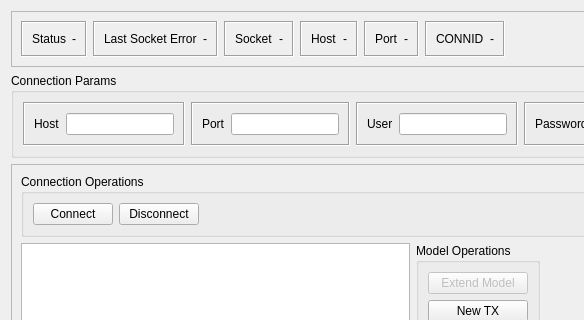
richter82/vulgaris, file toolkit/vlg_toolkit_connection.ui: the form before one commit; both pictures show x 0 to 584 and y 0 to 320 of the 949 by 555 pixel window.
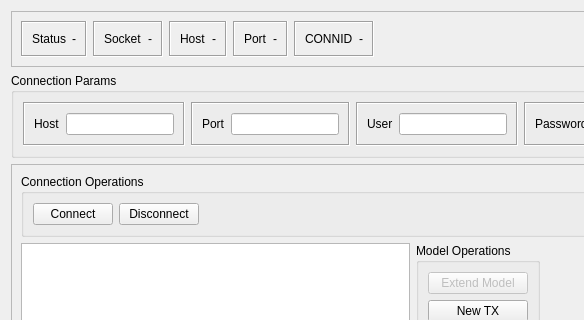
The form after the commit. Icons and pictures are not drawn.

```diff
--- a/toolkit/vlg_toolkit_connection.ui
+++ b/toolkit/vlg_toolkit_connection.ui
@@ -65,42 +65,6 @@
         </layout>
        </widget>
       </item>
-      <item>
-       <widget class="QFrame" name="conn_status_frame_5">
-        <property name="frameShape">
-         <enum>QFrame::Box</enum>
-        </property>
-        <property name="frameShadow">
-         <enum>QFrame::Sunken</enum>
-        </property>
-        <layout class="QHBoxLayout" name="horizontalLayout_12">
-         <item>
-          <layout class="QHBoxLayout" name="horizontalLayout_13">
-           <item>
-            <widget class="QLabel" name="last_sock_err">
-             <property name="text">
-              <string>Last Socket Error</string>
-             </property>
-            </widget>
-           </item>
-           <item>
-            <widget class="QLabel" name="last_sock_err_disp">
-             <property name="styleSheet">
-              <string notr="true">background-color : light grey; color : black;</string>
-             </property>
-             <property name="text">
-              <string>-</string>
-             </property>
-             <property name="alignment">
-              <set>Qt::AlignCenter</set>
-             </property>
-            </widget>
-           </item>
-          </layout>
-         </item>
-        </layout>
-       </widget>
-      </item>
       <item>
        <widget class="QFrame" name="conn_status_frame_2">
         <property name="frameShape">
```
